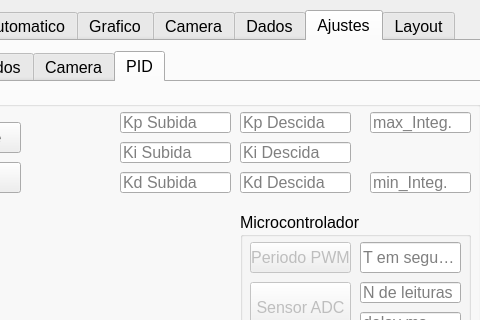
Before: the Qt Designer form GUI/tela-display.ui in Atzingen/controleForno-interface, drawn with Qt 5; both pictures show x 114 to 594 and y 0 to 320 of the 800 by 480 pixel window.
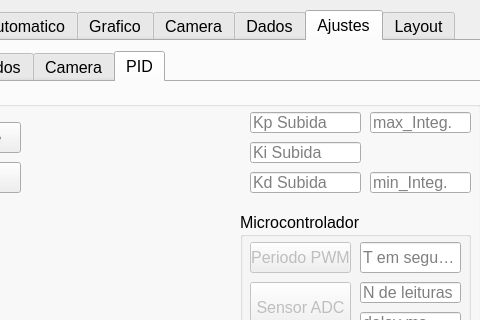
After: the same form once the commit is applied. The open tabs and pages were chosen to show the change. Custom widgets are drawn as their Qt base class.

```diff
--- a/GUI/tela-display.ui
+++ b/GUI/tela-display.ui
@@ -2550,7 +2550,7 @@
         <widget class="QLineEdit" name="lineEdit_kp">
          <property name="geometry">
           <rect>
-           <x>200</x>
+           <x>330</x>
            <y>30</y>
            <width>111</width>
            <height>21</height>
@@ -2566,7 +2566,7 @@
         <widget class="QLineEdit" name="lineEdit_ki">
          <property name="geometry">
           <rect>
-           <x>200</x>
+           <x>330</x>
            <y>60</y>
            <width>111</width>
            <height>21</height>
@@ -2579,7 +2579,7 @@
         <widget class="QLineEdit" name="lineEdit_kd">
          <property name="geometry">
           <rect>
-           <x>200</x>
+           <x>330</x>
            <y>90</y>
            <width>111</width>
            <height>21</height>
@@ -2662,48 +2662,6 @@
           <string/>
          </property>
         </widget>
-        <widget class="QLineEdit" name="lineEdit_kp_d">
-         <property name="geometry">
-          <rect>
-           <x>320</x>
-           <y>30</y>
-           <width>111</width>
-           <height>21</height>
-          </rect>
-         </property>
-         <property name="inputMask">
-          <string/>
-         </property>
-         <property name="placeholderText">
-          <string>Kp Descida</string>
-         </property>
-        </widget>
-        <widget class="QLineEdit" name="lineEdit_kd_d">
-         <property name="geometry">
-          <rect>
-           <x>320</x>
-           <y>90</y>
-           <width>111</width>
-           <height>21</height>
-          </rect>
-         </property>
-         <property name="placeholderText">
-          <string>Kd Descida</string>
-         </property>
-        </widget>
-        <widget class="QLineEdit" name="lineEdit_ki_d">
-         <property name="geometry">
-          <rect>
-           <x>320</x>
-           <y>60</y>
-           <width>111</width>
-           <height>21</height>
-          </rect>
-         </property>
-         <property name="placeholderText">
-          <string>Ki Descida</string>
-         </property>
-        </widget>
         <widget class="QPushButton" name="pushButton_pid_limpar">
          <property name="geometry">
           <rect>
```
Left out of the diff: 16 changed lines with no effect on the pictures.
